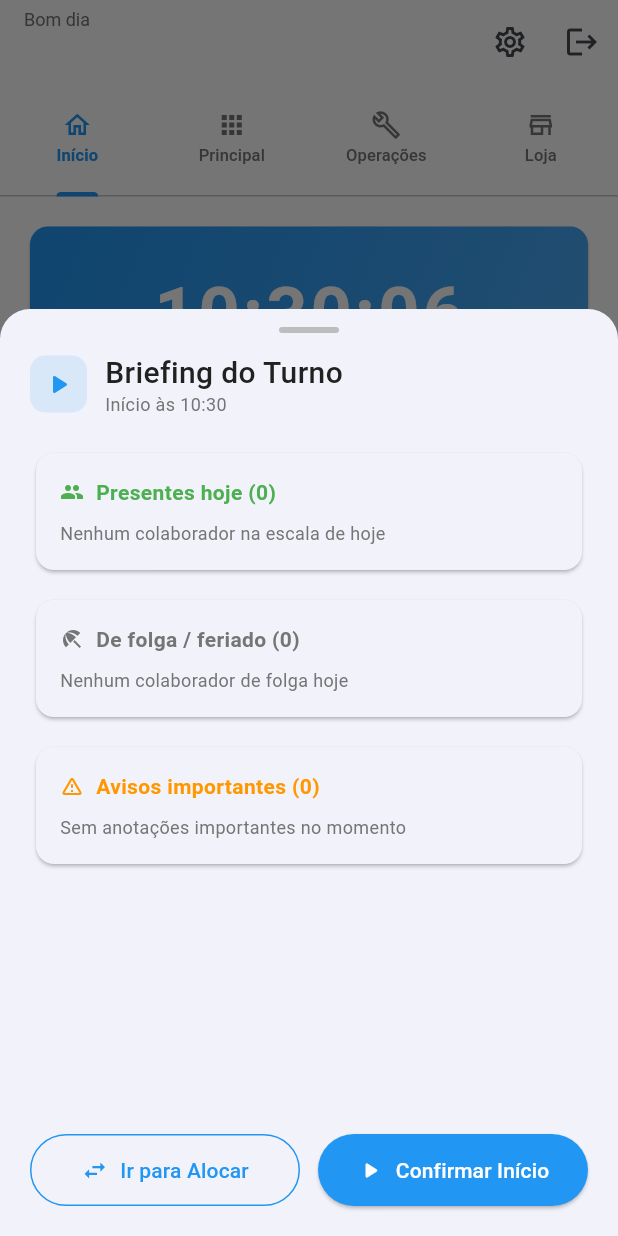
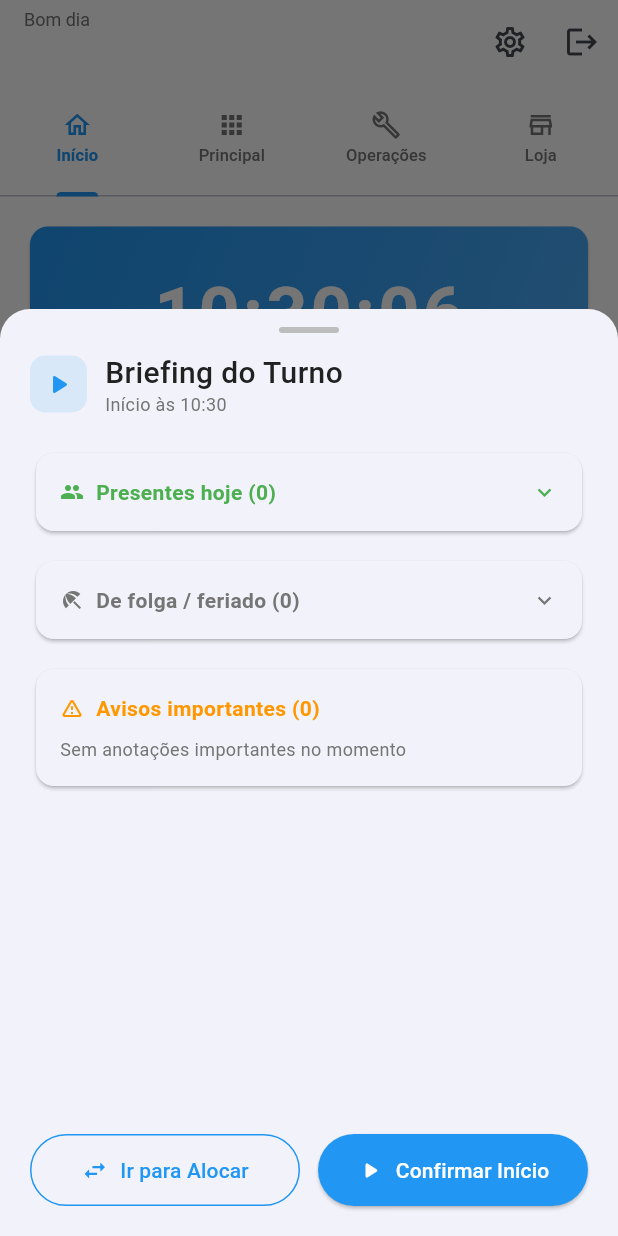
Before and after one commit to unyxapp-bit/Fiscal-assistent, a Flutter app: the screen it shows once a user with an empty profile is signed in, after a tap on "Começar Turno", on a phone screen of 412 x 824 dp. Run offline on Flutter 3.47's test engine with Material 3 defaults, Android fonts, the phone set to English and light mode, and no system bars; our stand-ins replace connectivity_plus, drift, equatable, flutter_dotenv, flutter_local_notifications, share_plus and 2 more; accounts and stored records are empty; generated files the repository leaves out were written again; network calls fail.

Commit message:
feat: melhorias na alocação e seção pacote
- Briefing do turno: seções "Presentes hoje" e "De folga/feriado"
  agora são cards colapsáveis (recolhidos por padrão)
- Alocar colaborador: empacotadores ganham opção "Empacotador" no
  sheet de seleção para adicionar ao plantão de pacotes; empacotadores
  já no plantão não aparecem como disponíveis
- Mapa de caixas: picker "+ Empacotador" exibe horários de entrada,
  saída e intervalo de cada colaborador

Co-Authored-By: Claude Sonnet 4.6 <noreply@anthropic.com>

```diff
--- a/lib/presentation/screens/dashboard/dashboard_screen.dart
+++ b/lib/presentation/screens/dashboard/dashboard_screen.dart
@@ -1535,6 +1535,7 @@ class _BriefingTurnoSheet extends StatelessWidget {
                   _BriefingSection(
                     icon: Icons.people,
                     iconColor: AppColors.success,
+                    collapsible: true,
                     title:
                         'Presentes hoje (${presentes.length})',
                     child: presentes.isEmpty
@@ -1560,6 +1561,7 @@ class _BriefingTurnoSheet extends StatelessWidget {
                   _BriefingSection(
                     icon: Icons.beach_access,
                     iconColor: AppColors.textSecondary,
+                    collapsible: true,
                     title: 'De folga / feriado (${defolga.length})',
                     child: defolga.isEmpty
                         ? Text('Nenhum colaborador de folga hoje',
@@ -1723,22 +1725,37 @@ class _BriefingTurnoSheet extends StatelessWidget {
   }
 }
 
-class _BriefingSection extends StatelessWidget {
+class _BriefingSection extends StatefulWidget {
   final IconData icon;
   final Color iconColor;
   final String title;
   final Widget child;
+  final bool collapsible;
 
   const _BriefingSection({
     required this.icon,
     required this.iconColor,
     required this.title,
     required this.child,
+    this.collapsible = false,
   });
+
+  @override
+  State<_BriefingSection> createState() => _BriefingSectionState();
+}
+
+class _BriefingSectionState extends State<_BriefingSection> {
+  bool _expanded = false;
 
   @override
   Widget build(BuildContext context) {
+    final showChild = !widget.collapsible || _expanded;
     return Card(
+      child: InkWell(
+        onTap: widget.collapsible
+            ? () => setState(() => _expanded = !_expanded)
+            : null,
+        borderRadius: BorderRadius.circular(12),
         child: Padding(
           padding: const EdgeInsets.all(Dimensions.paddingMD),
           child: Column(
@@ -1746,16 +1763,28 @@ class _BriefingSection extends StatelessWidget {
             children: [
               Row(
                 children: [
-                Icon(icon, color: iconColor, size: 16),
+                  Icon(widget.icon, color: widget.iconColor, size: 16),
                   const SizedBox(width: 8),
-                Text(title,
+                  Expanded(
+                    child: Text(widget.title,
                         style: AppTextStyles.label.copyWith(
-                        fontWeight: FontWeight.bold, color: iconColor)),
-              ],
-            ),
+                            fontWeight: FontWeight.bold,
+                            color: widget.iconColor)),
+                  ),
+                  if (widget.collapsible)
+                    Icon(
+                      _expanded ? Icons.expand_less : Icons.expand_more,
+                      color: widget.iconColor,
+                      size: 18,
+                    ),
+                ],
+              ),
+              if (showChild) ...[
                 const SizedBox(height: 10),
-            child,
-          ],
+                widget.child,
+              ],
+            ],
+          ),
         ),
       ),
     );
```
Also changed, not shown: lib/presentation/screens/alocacao/alocacao_screen.dart (+107 -18 lines), lib/presentation/screens/mapa/widgets/pacote_section.dart (+26 -3 lines). Lines whose indentation alone changed are shown as unchanged.
